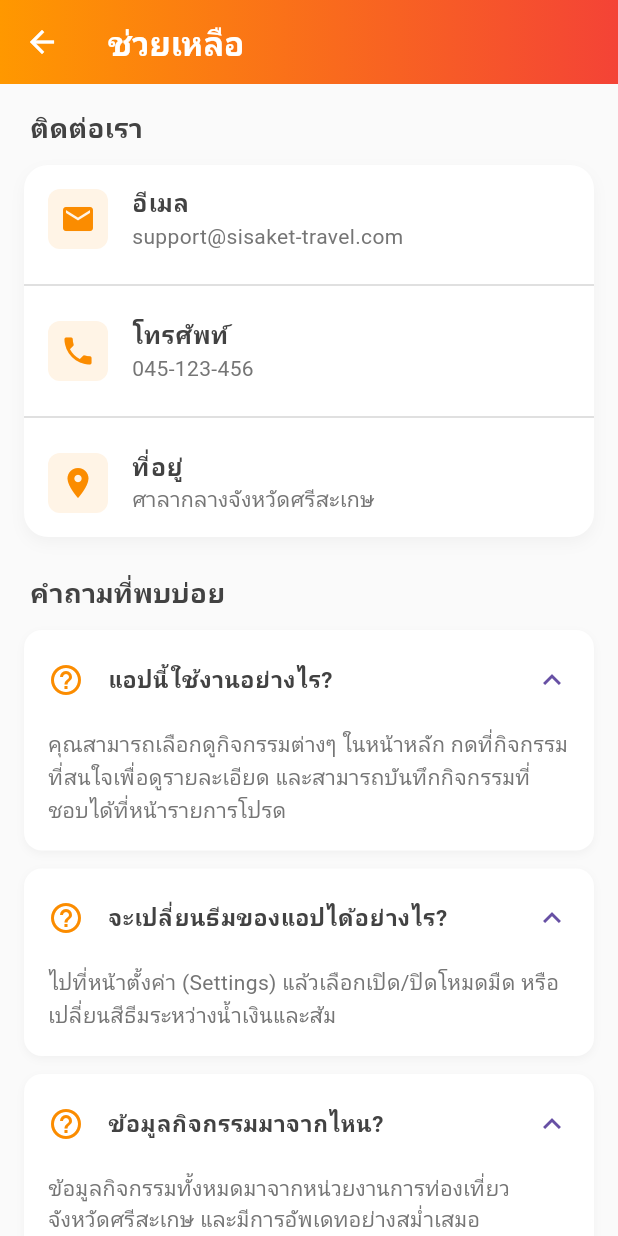
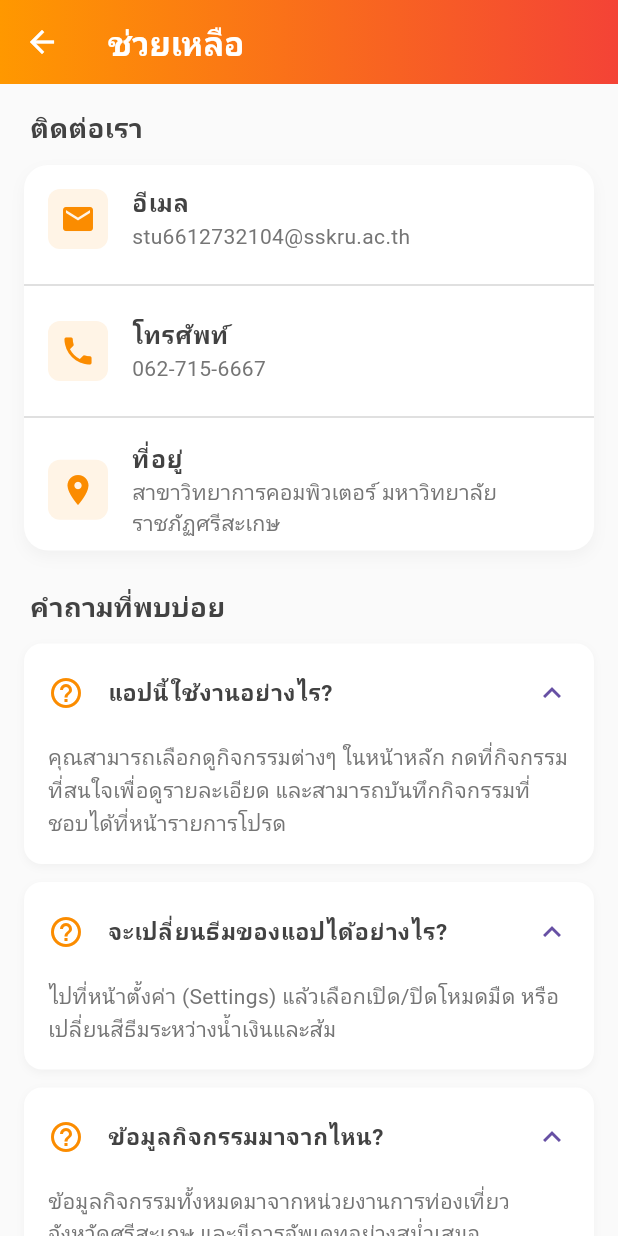
Before and after one commit to Non2412/Travel_On_Sesaket, a Flutter app: the HelpScreen screen opened directly, after a tap on "แอปนี้ใช้งานอย่างไร?", after a tap on "จะเปลี่ยนธีมของแอปได้อย่างไร?", after a tap on "ข้อมูลกิจกรรมมาจากไหน?", on a phone screen of 412 x 824 dp. Run offline on Flutter 3.47's test engine with Material 3 defaults, Android fonts, the phone set to English and light mode, and no system bars; our stand-ins replace shared_preferences; accounts and stored records are empty; network calls fail; Roboto replaces fonts that are missing (Kanit).

```diff
--- a/lib/screens/help_screen.dart
+++ b/lib/screens/help_screen.dart
@@ -59,19 +59,19 @@ class _HelpScreenState extends State<HelpScreen> {
             _buildContactTile(
               icon: Icons.email,
               title: 'อีเมล',
-              subtitle: 'support@sisaket-travel.com',
+              subtitle: 'stu6612732104@sskru.ac.th',
             ),
             Divider(color: _themeManager.textSecondaryColor.withValues(alpha: 0.3)),
             _buildContactTile(
               icon: Icons.phone,
               title: 'โทรศัพท์',
-              subtitle: '045-123-456',
+              subtitle: '062-715-6667',
             ),
             Divider(color: _themeManager.textSecondaryColor.withValues(alpha: 0.3)),
             _buildContactTile(
               icon: Icons.location_on,
               title: 'ที่อยู่',
-              subtitle: 'ศาลากลางจังหวัดศรีสะเกษ',
+              subtitle: 'สาขาวิทยาการคอมพิวเตอร์ มหาวิทยาลัยราชภัฏศรีสะเกษ',
             ),
           ]),
 
--- a/lib/screens/privacy_policy_screen.dart
+++ b/lib/screens/privacy_policy_screen.dart
@@ -315,11 +315,11 @@ class _PrivacyPolicyScreenState extends State<PrivacyPolicyScreen> {
             ),
           ),
           SizedBox(height: 12),
-          _buildContactRow(Icons.email, 'support@sisaket-travel.com'),
+          _buildContactRow(Icons.email, 'stu6612732104@sskru.ac.th'),
           SizedBox(height: 8),
-          _buildContactRow(Icons.phone, '045-123-456'),
+          _buildContactRow(Icons.phone, '062-715-6667'),
           SizedBox(height: 8),
-          _buildContactRow(Icons.location_on, 'ศาลากลางจังหวัดศรีสะเกษ'),
+          _buildContactRow(Icons.location_on, 'สาขาวิทยาการคอมพิวเตอร์ มหาวิทยาลัยราชภัฏศรีสะเกษ'),
         ],
       ),
     );
```
Also changed, not shown: lib/screens/home_screen.dart (+0 -7 lines), lib/screens/profile_screen.dart (+8 -3 lines).
